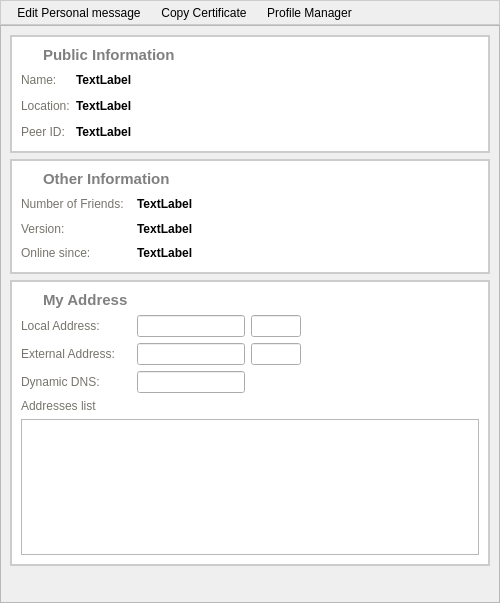
Qt form retroshare-gui/src/gui/profile/ProfileWidget.ui (RetroShare/RetroShare) before a commit.
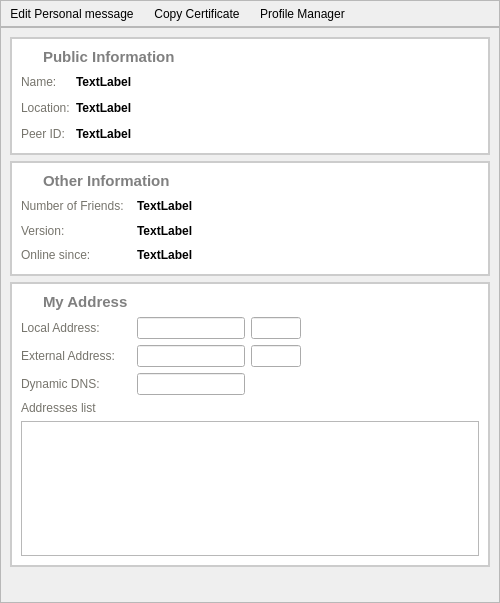
The same form after that commit. Icons and pictures are not drawn.

What changed in the file:
```diff
--- a/retroshare-gui/src/gui/profile/ProfileWidget.ui
+++ b/retroshare-gui/src/gui/profile/ProfileWidget.ui
@@ -24,44 +24,18 @@
     <number>0</number>
    </property>
    <item row="0" column="0">
-    <widget class="QFrame" name="frame">
-     <property name="styleSheet">
-      <string notr="true">QFrame#frame{
-background-color: qlineargradient(x1:0, y1:0, x2:0, y2:1,
-                                       stop:0 #FEFEFE, stop:1 #E8E8E8);
-
-border: 1px solid #CCCCCC;}</string>
-     </property>
+    <widget class="QFrame" name="toolBarFrame">
      <property name="frameShape">
       <enum>QFrame::StyledPanel</enum>
      </property>
      <property name="frameShadow">
       <enum>QFrame::Raised</enum>
      </property>
-     <layout class="QGridLayout" name="gridLayout_2">
-      <property name="topMargin">
-       <number>1</number>
+     <layout class="QHBoxLayout" name="horizontalLayout">
+      <property name="margin">
+       <number>2</number>
       </property>
-      <property name="rightMargin">
-       <number>1</number>
-      </property>
-      <property name="bottomMargin">
-       <number>1</number>
-      </property>
-      <item row="1" column="3">
-       <spacer name="horizontalSpacer">
-        <property name="orientation">
-         <enum>Qt::Horizontal</enum>
-        </property>
-        <property name="sizeHint" stdset="0">
-         <size>
-          <width>298</width>
-          <height>20</height>
-         </size>
-        </property>
-       </spacer>
-      </item>
-      <item row="1" column="0">
+      <item>
        <widget class="QToolButton" name="editstatustoolButton">
         <property name="toolTip">
          <string>Edit Personal message</string>
@@ -81,7 +55,7 @@
         </property>
        </widget>
       </item>
-      <item row="1" column="1">
+      <item>
        <widget class="QToolButton" name="CopyCertButton">
         <property name="text">
          <string>Copy Certificate</string>
@@ -98,7 +72,7 @@
         </property>
        </widget>
       </item>
-      <item row="1" column="2">
+      <item>
        <widget class="QToolButton" name="profile_Button">
         <property name="text">
          <string>Profile Manager</string>
@@ -121,6 +95,19 @@
         </property>
        </widget>
       </item>
+      <item>
+       <spacer name="horizontalSpacer">
+        <property name="orientation">
+         <enum>Qt::Horizontal</enum>
+        </property>
+        <property name="sizeHint" stdset="0">
+         <size>
+          <width>298</width>
+          <height>20</height>
+         </size>
+        </property>
+       </spacer>
+      </item>
      </layout>
     </widget>
    </item>
@@ -135,7 +122,7 @@
         <x>0</x>
         <y>0</y>
         <width>498</width>
-        <height>569</height>
+        <height>567</height>
        </rect>
       </property>
       <layout class="QGridLayout" name="gridLayout_5">
```
Left out of the diff: 2 changed lines with no effect on the pictures.
